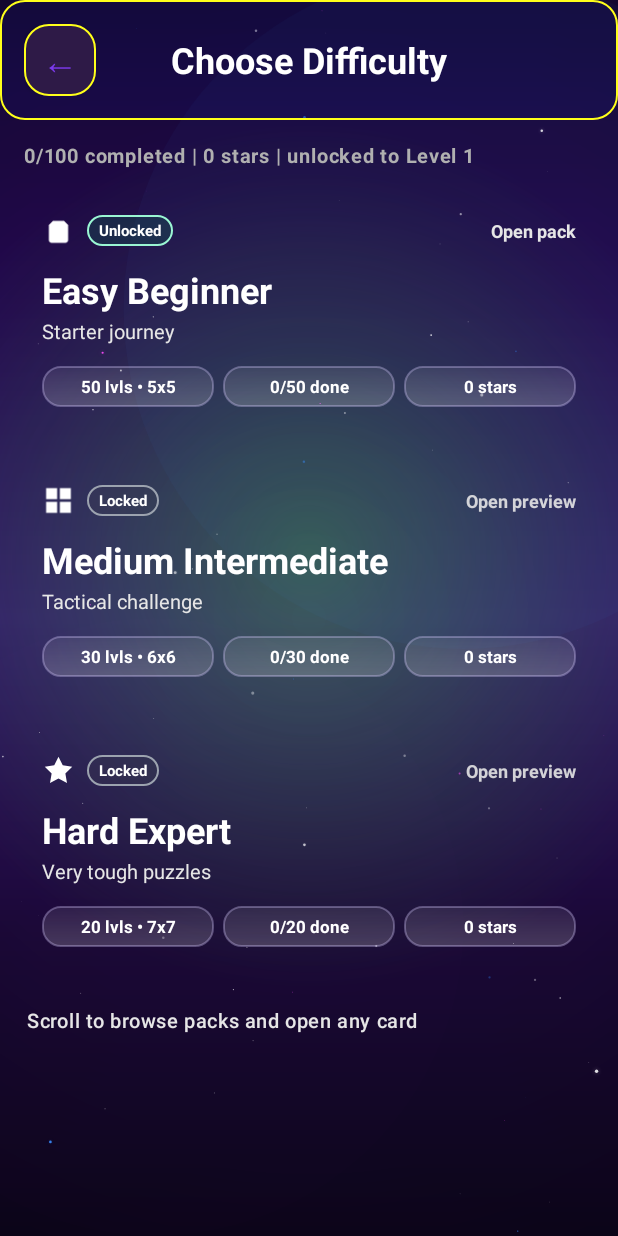
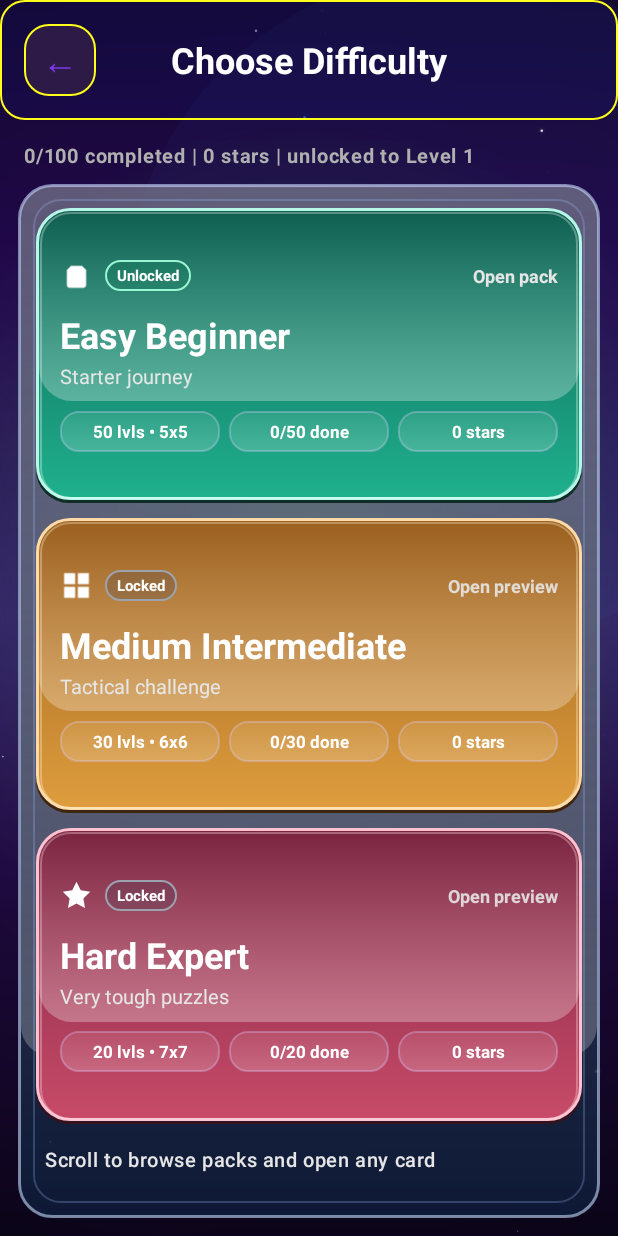
Before and after one commit to sachinpandey9142/Magic-grid, an Android app: the LevelSelectActivity screen opened directly, with no data from a screen before it, on a phone screen of 412 x 824 dp. Run offline under Robolectric (Android 15) with nearby library versions, the phone set to English and light mode, and no system bars.

Commit message:
Improve difficulty cards container and border design

```diff
--- a/app/src/main/kotlin/com/magicgrid/game/LevelSelectActivity.kt
+++ b/app/src/main/kotlin/com/magicgrid/game/LevelSelectActivity.kt
@@ -25,7 +25,8 @@ class LevelSelectActivity : AppCompatActivity() {
         val gridLabel: String,
         val levelCount: Int,
         val levelRange: IntRange,
-        val iconRes: Int
+        val iconRes: Int,
+        val cardBackgroundRes: Int
     )
 
     private data class DifficultyCardViews(
@@ -97,7 +98,8 @@ class LevelSelectActivity : AppCompatActivity() {
                 gridLabel = "5x5",
                 levelCount = LevelRepository.EASY_LEVEL_COUNT,
                 levelRange = easyRange,
-                iconRes = R.drawable.ic_play
+                iconRes = R.drawable.ic_play,
+                cardBackgroundRes = R.drawable.difficulty_card_easy
             ),
             DifficultyPack(
                 key = DifficultyLevelsActivity.DIFFICULTY_MEDIUM,
@@ -106,7 +108,8 @@ class LevelSelectActivity : AppCompatActivity() {
                 gridLabel = "6x6",
                 levelCount = LevelRepository.MEDIUM_LEVEL_COUNT,
                 levelRange = mediumRange,
-                iconRes = R.drawable.ic_grid
+                iconRes = R.drawable.ic_grid,
+                cardBackgroundRes = R.drawable.difficulty_card_medium
             ),
             DifficultyPack(
                 key = DifficultyLevelsActivity.DIFFICULTY_HARD,
@@ -115,7 +118,8 @@ class LevelSelectActivity : AppCompatActivity() {
                 gridLabel = "7x7",
                 levelCount = LevelRepository.HARD_LEVEL_COUNT,
                 levelRange = hardRange,
-                iconRes = R.drawable.ic_star
+                iconRes = R.drawable.ic_star,
+                cardBackgroundRes = R.drawable.difficulty_card_hard
             )
         )
     }
@@ -149,6 +153,7 @@ class LevelSelectActivity : AppCompatActivity() {
         val starsInPack = countStarsInRange(pack.levelRange)
         val unlocked = isPackUnlocked(pack)
 
+        card.root.setBackgroundResource(pack.cardBackgroundRes)
         card.icon.setImageResource(pack.iconRes)
         card.title.text = pack.title
         card.subtitle.text = pack.subtitle
--- a/app/src/main/res/drawable/difficulty_card_easy.xml
+++ b/app/src/main/res/drawable/difficulty_card_easy.xml
@@ -1,23 +1,24 @@
 <?xml version="1.0" encoding="utf-8"?>
 <selector xmlns:android="http://schemas.android.com/apk/res/android">
-    <item android:state_selected="true">
+    <item android:state_pressed="true">
         <layer-list>
             <item android:top="4dp">
                 <shape android:shape="rectangle">
-                    <solid android:color="#123B31" />
+                    <solid android:color="#0E3029" />
                     <corners android:radius="22dp" />
                 </shape>
             </item>
+
             <item android:bottom="3dp">
                 <shape android:shape="rectangle">
                     <gradient
                         android:type="linear"
                         android:angle="90"
-                        android:startColor="#24E0B0"
-                        android:endColor="#14816C" />
+                        android:startColor="#2DE1B4"
+                        android:endColor="#17866E" />
                     <stroke
                         android:width="2dp"
-                        android:color="#DAFFF2" />
+                        android:color="#F0FFF9" />
                     <corners android:radius="22dp" />
                 </shape>
             </item>
@@ -26,14 +27,27 @@
                 android:left="2dp"
                 android:top="2dp"
                 android:right="2dp"
-                android:bottom="58dp">
+                android:bottom="66dp">
                 <shape android:shape="rectangle">
                     <gradient
                         android:type="linear"
                         android:angle="90"
-                        android:startColor="#52FFFFFF"
+                        android:startColor="#66FFFFFF"
                         android:endColor="#00FFFFFF" />
                     <corners android:radius="22dp" />
+                </shape>
+            </item>
+
+            <item
+                android:left="3dp"
+                android:top="3dp"
+                android:right="3dp"
+                android:bottom="3dp">
+                <shape android:shape="rectangle">
+                    <stroke
+                        android:width="1dp"
+                        android:color="#66FFFFFF" />
+                    <corners android:radius="20dp" />
                 </shape>
             </item>
         </layer-list>
@@ -43,20 +57,21 @@
         <layer-list>
             <item android:top="4dp">
                 <shape android:shape="rectangle">
-                    <solid android:color="#14342C" />
+                    <solid android:color="#102C26" />
                     <corners android:radius="22dp" />
                 </shape>
             </item>
+
             <item android:bottom="2dp">
                 <shape android:shape="rectangle">
                     <gradient
                         android:type="linear"
                         android:angle="90"
-                        android:startColor="#1CA082"
-                        android:endColor="#105E52" />
+                        android:startColor="#1FB18E"
+                        android:endColor="#0E5E4F" />
                     <stroke
-                        android:width="1dp"
-                        android:color="#8FDFF9E8" />
+                        android:width="2dp"
+                        android:color="#B6F7E8" />
                     <corners android:radius="22dp" />
                 </shape>
             </item>
@@ -65,14 +80,27 @@
                 android:left="2dp"
                 android:top="2dp"
                 android:right="2dp"
-                android:bottom="60dp">
+                android:bottom="68dp">
                 <shape android:shape="rectangle">
                     <gradient
                         android:type="linear"
                         android:angle="90"
-                        android:startColor="#3DFFFFFF"
+                        android:startColor="#4AFFFFFF"
                         android:endColor="#00FFFFFF" />
                     <corners android:radius="22dp" />
+                </shape>
+            </item>
+
+            <item
+                android:left="3dp"
+                android:top="3dp"
+                android:right="3dp"
+                android:bottom="3dp">
+                <shape android:shape="rectangle">
+                    <stroke
+                        android:width="1dp"
+                        android:color="#50FFFFFF" />
+                    <corners android:radius="20dp" />
                 </shape>
             </item>
         </layer-list>
--- a/app/src/main/res/drawable/difficulty_card_hard.xml
+++ b/app/src/main/res/drawable/difficulty_card_hard.xml
@@ -1,23 +1,24 @@
 <?xml version="1.0" encoding="utf-8"?>
 <selector xmlns:android="http://schemas.android.com/apk/res/android">
-    <item android:state_selected="true">
+    <item android:state_pressed="true">
         <layer-list>
             <item android:top="4dp">
                 <shape android:shape="rectangle">
-                    <solid android:color="#50182A" />
+                    <solid android:color="#4A1828" />
                     <corners android:radius="22dp" />
                 </shape>
             </item>
+
             <item android:bottom="3dp">
                 <shape android:shape="rectangle">
                     <gradient
                         android:type="linear"
                         android:angle="90"
-                        android:startColor="#FF6B88"
-                        android:endColor="#B33756" />
+                        android:startColor="#FF7798"
+                        android:endColor="#A73255" />
                     <stroke
                         android:width="2dp"
-                        android:color="#FFE0E8" />
+                        android:color="#FFEAF0" />
                     <corners android:radius="22dp" />
                 </shape>
             </item>
@@ -26,14 +27,27 @@
                 android:left="2dp"
                 android:top="2dp"
                 android:right="2dp"
-                android:bottom="58dp">
+                android:bottom="66dp">
                 <shape android:shape="rectangle">
                     <gradient
                         android:type="linear"
                         android:angle="90"
-                        android:startColor="#52FFFFFF"
+                        android:startColor="#64FFFFFF"
                         android:endColor="#00FFFFFF" />
                     <corners android:radius="22dp" />
+                </shape>
+            </item>
+
+            <item
+                android:left="3dp"
+                android:top="3dp"
+                android:right="3dp"
+                android:bottom="3dp">
+                <shape android:shape="rectangle">
+                    <stroke
+                        android:width="1dp"
+                        android:color="#66FFE0E8" />
+                    <corners android:radius="20dp" />
                 </shape>
             </item>
         </layer-list>
@@ -43,20 +57,21 @@
         <layer-list>
             <item android:top="4dp">
                 <shape android:shape="rectangle">
-                    <solid android:color="#39141F" />
+                    <solid android:color="#33131E" />
                     <corners android:radius="22dp" />
                 </shape>
             </item>
+
             <item android:bottom="2dp">
                 <shape android:shape="rectangle">
                     <gradient
                         android:type="linear"
                         android:angle="90"
-                        android:startColor="#C6405E"
-                        android:endColor="#85263E" />
+                        android:startColor="#C84B69"
+                        android:endColor="#7A2440" />
                     <stroke
-                        android:width="1dp"
-                        android:color="#A8FFB3C2" />
+                        android:width="2dp"
+                        android:color="#FFC1CF" />
                     <corners android:radius="22dp" />
                 </shape>
             </item>
@@ -65,14 +80,27 @@
                 android:left="2dp"
                 android:top="2dp"
                 android:right="2dp"
-                android:bottom="60dp">
+                android:bottom="68dp">
                 <shape android:shape="rectangle">
                     <gradient
                         android:type="linear"
                         android:angle="90"
-                        android:startColor="#3DFFFFFF"
+                        android:startColor="#4AFFFFFF"
                         android:endColor="#00FFFFFF" />
                     <corners android:radius="22dp" />
+                </shape>
+            </item>
+
+            <item
+                android:left="3dp"
+                android:top="3dp"
+                android:right="3dp"
+                android:bottom="3dp">
+                <shape android:shape="rectangle">
+                    <stroke
+                        android:width="1dp"
+                        android:color="#58FFDCE6" />
+                    <corners android:radius="20dp" />
                 </shape>
             </item>
         </layer-list>
--- a/app/src/main/res/drawable/difficulty_card_medium.xml
+++ b/app/src/main/res/drawable/difficulty_card_medium.xml
@@ -1,23 +1,24 @@
 <?xml version="1.0" encoding="utf-8"?>
 <selector xmlns:android="http://schemas.android.com/apk/res/android">
-    <item android:state_selected="true">
+    <item android:state_pressed="true">
         <layer-list>
             <item android:top="4dp">
                 <shape android:shape="rectangle">
-                    <solid android:color="#5A2E13" />
+                    <solid android:color="#503014" />
                     <corners android:radius="22dp" />
                 </shape>
             </item>
+
             <item android:bottom="3dp">
                 <shape android:shape="rectangle">
                     <gradient
                         android:type="linear"
                         android:angle="90"
-                        android:startColor="#FFC260"
-                        android:endColor="#E4811E" />
+                        android:startColor="#FFCA73"
+                        android:endColor="#D87919" />
                     <stroke
                         android:width="2dp"
-                        android:color="#FFF4D6" />
+                        android:color="#FFF8E4" />
                     <corners android:radius="22dp" />
                 </shape>
             </item>
@@ -26,14 +27,27 @@
                 android:left="2dp"
                 android:top="2dp"
                 android:right="2dp"
-                android:bottom="58dp">
+                android:bottom="66dp">
                 <shape android:shape="rectangle">
                     <gradient
                         android:type="linear"
                         android:angle="90"
-                        android:startColor="#4DFFFFFF"
+                        android:startColor="#64FFFFFF"
                         android:endColor="#00FFFFFF" />
                     <corners android:radius="22dp" />
+                </shape>
+            </item>
+
+            <item
+                android:left="3dp"
+                android:top="3dp"
+                android:right="3dp"
+                android:bottom="3dp">
+                <shape android:shape="rectangle">
+                    <stroke
+                        android:width="1dp"
+                        android:color="#70FFF2D2" />
+                    <corners android:radius="20dp" />
                 </shape>
             </item>
         </layer-list>
@@ -43,20 +57,21 @@
         <layer-list>
             <item android:top="4dp">
                 <shape android:shape="rectangle">
-                    <solid android:color="#442611" />
+                    <solid android:color="#3E250F" />
                     <corners android:radius="22dp" />
                 </shape>
             </item>
+
             <item android:bottom="2dp">
                 <shape android:shape="rectangle">
                     <gradient
                         android:type="linear"
                         android:angle="90"
-                        android:startColor="#E59A31"
-                        android:endColor="#AD6318" />
+                        android:startColor="#DE9D3D"
+                        android:endColor="#9B5F1F" />
                     <stroke
-                        android:width="1dp"
-                        android:color="#AAFFE0AA" />
+                        android:width="2dp"
+                        android:color="#FFD9A8" />
                     <corners android:radius="22dp" />
                 </shape>
             </item>
@@ -65,14 +80,27 @@
                 android:left="2dp"
                 android:top="2dp"
                 android:right="2dp"
-                android:bottom="60dp">
+                android:bottom="68dp">
                 <shape android:shape="rectangle">
                     <gradient
                         android:type="linear"
                         android:angle="90"
-                        android:startColor="#3DFFFFFF"
+                        android:startColor="#48FFFFFF"
                         android:endColor="#00FFFFFF" />
                     <corners android:radius="22dp" />
+                </shape>
+            </item>
+
+            <item
+                android:left="3dp"
+                android:top="3dp"
+                android:right="3dp"
+                android:bottom="3dp">
+                <shape android:shape="rectangle">
+                    <stroke
+                        android:width="1dp"
+                        android:color="#58FFF0D0" />
+                    <corners android:radius="20dp" />
                 </shape>
             </item>
         </layer-list>
--- /dev/null
+++ b/app/src/main/res/drawable/difficulty_cards_panel.xml
@@ -0,0 +1,51 @@
+<?xml version="1.0" encoding="utf-8"?>
+<layer-list xmlns:android="http://schemas.android.com/apk/res/android">
+    <item android:top="3dp">
+        <shape android:shape="rectangle">
+            <solid android:color="#6B061026" />
+            <corners android:radius="22dp" />
+        </shape>
+    </item>
+
+    <item>
+        <shape android:shape="rectangle">
+            <gradient
+                android:type="linear"
+                android:angle="270"
+                android:startColor="#52FFFFFF"
+                android:endColor="#D90E1C3A" />
+            <stroke
+                android:width="2dp"
+                android:color="#95CCDEFF" />
+            <corners android:radius="22dp" />
+        </shape>
+    </item>
+
+    <item
+        android:left="2dp"
+        android:top="2dp"
+        android:right="2dp"
+        android:bottom="108dp">
+        <shape android:shape="rectangle">
+            <gradient
+                android:type="linear"
+                android:angle="90"
+                android:startColor="#3CFFFFFF"
+                android:endColor="#00FFFFFF" />
+            <corners android:radius="20dp" />
+        </shape>
+    </item>
+
+    <item
+        android:left="10dp"
+        android:top="10dp"
+        android:right="10dp"
+        android:bottom="10dp">
+        <shape android:shape="rectangle">
+            <stroke
+                android:width="1dp"
+                android:color="#3FA0C3FF" />
+            <corners android:radius="18dp" />
+        </shape>
+    </item>
+</layer-list>
--- a/app/src/main/res/layout/activity_level_select.xml
+++ b/app/src/main/res/layout/activity_level_select.xml
@@ -75,48 +75,63 @@
             android:textColor="@color/text_secondary"
             android:letterSpacing="0.04" />
 
-        <!-- SCROLLABLE DIFFICULTY CARDS -->
-        <ScrollView
+        <FrameLayout
             android:layout_width="match_parent"
             android:layout_height="0dp"
             android:layout_weight="1"
+            android:layout_marginStart="12dp"
+            android:layout_marginTop="2dp"
+            android:layout_marginEnd="12dp"
+            android:layout_marginBottom="12dp"
+            android:background="@drawable/difficulty_cards_panel"
+            android:padding="10dp">
+
+            <!-- SCROLLABLE DIFFICULTY CARDS -->
+            <ScrollView
+                android:id="@+id/difficulty_cards_scroll"
+                android:layout_width="match_parent"
+                android:layout_height="match_parent"
                 android:clipToPadding="false"
-            android:paddingStart="12dp"
-            android:paddingEnd="12dp"
-            android:paddingBottom="20dp"
+                android:fillViewport="true"
+                android:paddingStart="2dp"
+                android:paddingTop="2dp"
+                android:paddingEnd="2dp"
+                android:paddingBottom="6dp"
                 android:scrollbarStyle="outsideOverlay"
-            android:fadeScrollbars="true">
+                android:fadeScrollbars="true"
+                android:overScrollMode="ifContentScrolls">
 
                 <LinearLayout
+                    android:id="@+id/difficulty_cards_container"
                     android:layout_width="match_parent"
-                android:layout_height="wrap_content"
+                    android:layout_height="match_parent"
                     android:orientation="vertical"
-                android:paddingTop="6dp"
-                android:paddingBottom="10dp">
+                    android:paddingTop="4dp"
+                    android:paddingBottom="6dp">
 
                     <include
                         android:id="@+id/card_easy"
                         layout="@layout/view_difficulty_card"
                         android:layout_width="match_parent"
-                    android:layout_height="wrap_content"
-                    android:layout_marginBottom="12dp"
-                    android:background="@drawable/difficulty_card_easy" />
+                        android:layout_height="0dp"
+                        android:layout_weight="1"
+                        android:layout_marginBottom="10dp" />
 
                     <include
                         android:id="@+id/card_medium"
                         layout="@layout/view_difficulty_card"
                         android:layout_width="match_parent"
-                    android:layout_height="wrap_content"
-                    android:layout_marginBottom="12dp"
-                    android:background="@drawable/difficulty_card_medium" />
+                        android:layout_height="0dp"
+                        android:layout_weight="1"
+                        android:layout_marginBottom="10dp" />
 
                     <include
                         android:id="@+id/card_hard"
                         layout="@layout/view_difficulty_card"
                         android:layout_width="match_parent"
-                    android:layout_height="wrap_content"
-                    android:layout_marginBottom="14dp"
-                    android:background="@drawable/difficulty_card_hard" />
+                        android:layout_height="0dp"
+                        android:layout_weight="1"
+                        android:layout_marginBottom="12dp" />
 
                     <TextView
                         android:layout_width="match_parent"
@@ -134,6 +149,8 @@
 
             </ScrollView>
 
+        </FrameLayout>
+
     </LinearLayout>
 
 </FrameLayout>
--- a/app/src/main/res/layout/view_difficulty_card.xml
+++ b/app/src/main/res/layout/view_difficulty_card.xml
@@ -1,9 +1,10 @@
 <?xml version="1.0" encoding="utf-8"?>
 <LinearLayout xmlns:android="http://schemas.android.com/apk/res/android"
     android:layout_width="match_parent"
-    android:layout_height="wrap_content"
-    android:minHeight="168dp"
+    android:layout_height="match_parent"
+    android:minHeight="164dp"
     android:orientation="vertical"
+    android:gravity="center_vertical"
     android:padding="16dp"
     android:foreground="?attr/selectableItemBackground"
     android:stateListAnimator="@animator/button_animator">
```
Lines whose indentation alone changed are shown as unchanged.
